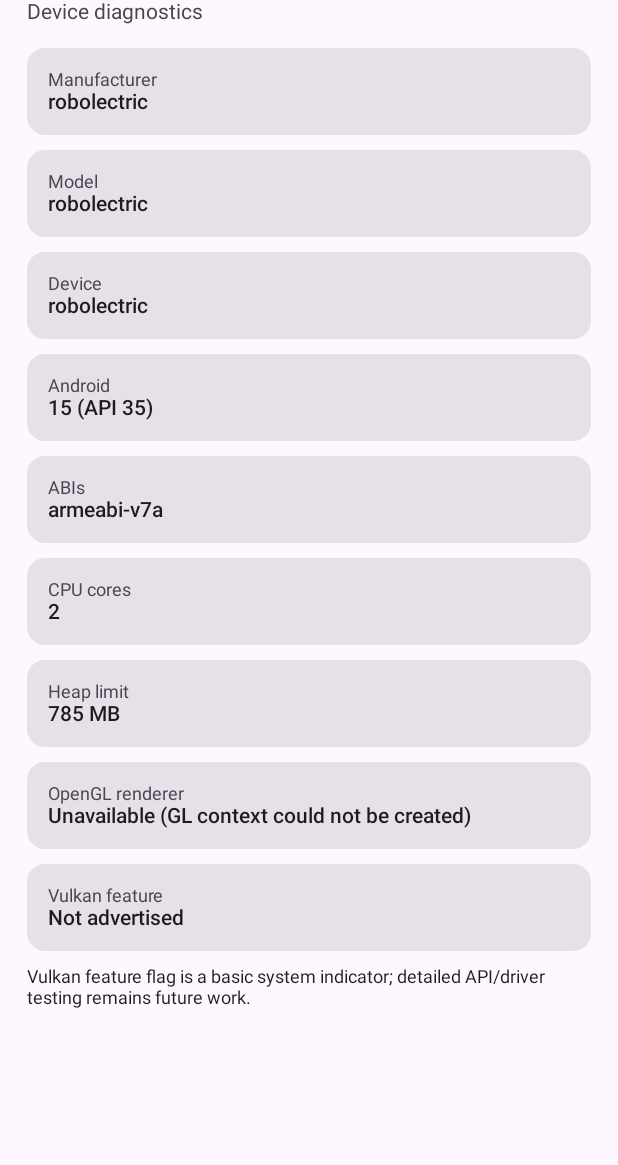
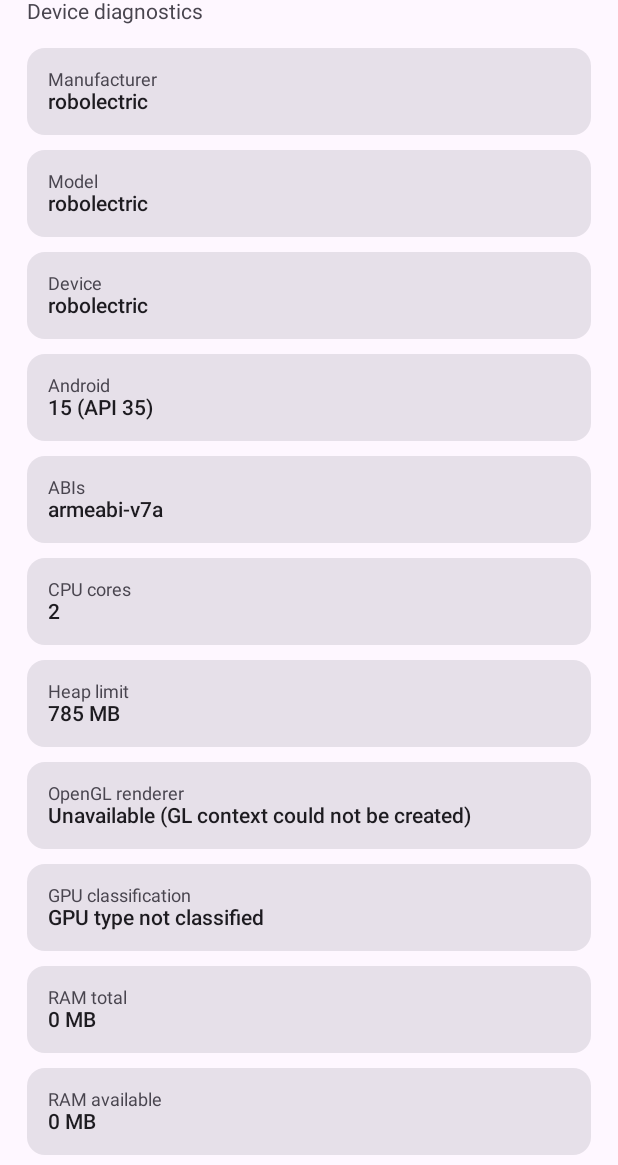
Before and after one commit to suisuisui734-spec/MTK-Winlator, an Android app built with Jetpack Compose: the composable DevicePage shown on its own in the app's theme, on a phone screen of 412 x 824 dp, the part 71-1236 px from its top. Run offline under Robolectric (Android 15) with nearby library versions, the phone set to English and light mode, and no system bars.

Commit message:
Expand device diagnostics for Mali-focused devices

```diff
--- a/app/src/main/java/com/mtk/winlator/MainActivity.kt
+++ b/app/src/main/java/com/mtk/winlator/MainActivity.kt
@@ -1,6 +1,7 @@
 package com.mtk.winlator
 
 import android.content.Intent
+import android.app.ActivityManager
 import android.opengl.GLES20
 import android.opengl.EGL14
 import android.opengl.EGLConfig
@@ -12,6 +13,7 @@ import android.os.Bundle
 import android.net.Uri
 import android.provider.OpenableColumns
 import androidx.activity.ComponentActivity
+import com.mtk.winlator.diagnostics.DeviceDiagnostics
 import androidx.activity.compose.setContent
 import androidx.activity.result.contract.ActivityResultContracts
 import androidx.compose.foundation.layout.*
@@ -134,6 +136,14 @@ private fun MTKApp(exeName: String?, exeUri: String?, profile: String, onPickExe
     val renderer = remember { readOpenGlRenderer() ?: "Unavailable (GL context could not be created)" }
     val context = androidx.compose.ui.platform.LocalContext.current
     val vulkanAdvertised = context.packageManager.hasSystemFeature("android.hardware.vulkan.version")
+    val memory = DeviceDiagnostics.memory(context)
+    val storage = DeviceDiagnostics.internalStorage(context)
+    val gpuType = when {
+        renderer.contains("mali", ignoreCase = true) -> "ARM Mali detected"
+        renderer.contains("adreno", ignoreCase = true) -> "Qualcomm Adreno detected"
+        renderer.contains("powervr", ignoreCase = true) -> "PowerVR detected"
+        else -> "GPU type not classified"
+    }
     val rows = listOf(
         "Manufacturer" to Build.MANUFACTURER,
         "Model" to Build.MODEL,
@@ -143,6 +153,12 @@ private fun MTKApp(exeName: String?, exeUri: String?, profile: String, onPickExe
         "CPU cores" to Runtime.getRuntime().availableProcessors().toString(),
         "Heap limit" to "${Runtime.getRuntime().maxMemory() / 1024 / 1024} MB",
         "OpenGL renderer" to renderer,
+        "GPU classification" to gpuType,
+        "RAM total" to (memory?.let { DeviceDiagnostics.formatBytes(it.totalBytes) } ?: "Unknown"),
+        "RAM available" to (memory?.let { DeviceDiagnostics.formatBytes(it.availableBytes) } ?: "Unknown"),
+        "Low-memory state" to (memory?.lowMemory?.let { if (it) "System reports low memory" else "Normal" } ?: "Unknown"),
+        "Internal storage free" to (storage?.let { DeviceDiagnostics.formatBytes(it.first) } ?: "Unknown"),
+        "64-bit ABI support" to if (DeviceDiagnostics.is64BitCapable()) "Supported" else "Not reported",
         "Vulkan feature" to if (vulkanAdvertised) "Advertised by system" else "Not advertised"
     )
     Column(modifier.fillMaxSize().verticalScroll(rememberScrollState()).padding(18.dp), verticalArrangement = Arrangement.spacedBy(10.dp)) {
```
